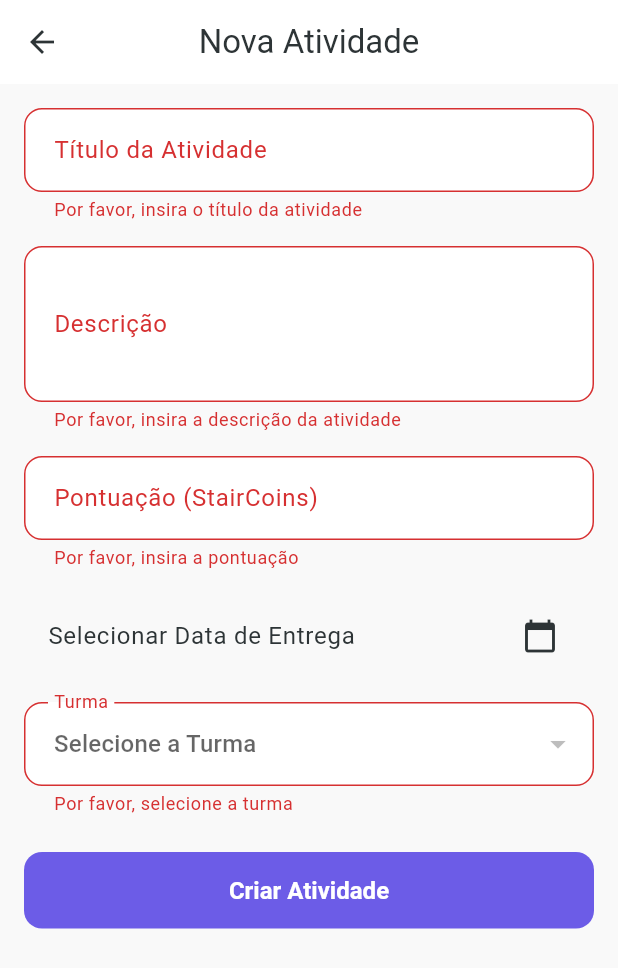
After one commit to RonaldoChiavegatti/staircoins, a Flutter app: the NovaAtividadeScreen screen opened directly, after a tap on "Criar Atividade", on a phone screen of 412 x 824 dp. The commit adds this screen. Shown: the top 968 px of the screen. Run offline on Flutter 3.47's test engine with Material 3 defaults, Android fonts, the phone set to English and light mode, and no system bars; our stand-ins replace share_plus, shared_preferences; accounts and stored records are empty; Roboto replaces fonts that are missing (Poppins).

Commit message:
Implementação da tela de criação de atividades

```diff
--- /dev/null
+++ b/lib/screens/professor/atividade/nova_atividade_screen.dart
@@ -0,0 +1,203 @@
+import 'package:flutter/material.dart';
+import 'package:provider/provider.dart';
+import 'package:staircoins/models/turma.dart';
+import 'package:staircoins/providers/atividade_provider.dart';
+import 'package:staircoins/providers/turma_provider.dart';
+import 'package:staircoins/theme/app_theme.dart';
+import 'package:intl/intl.dart';
+
+class NovaAtividadeScreen extends StatefulWidget {
+  const NovaAtividadeScreen({super.key});
+
+  @override
+  State<NovaAtividadeScreen> createState() => _NovaAtividadeScreenState();
+}
+
+class _NovaAtividadeScreenState extends State<NovaAtividadeScreen> {
+  final _formKey = GlobalKey<FormState>();
+  final _tituloController = TextEditingController();
+  final _descricaoController = TextEditingController();
+  final _pontuacaoController = TextEditingController();
+  DateTime? _dataEntregaSelecionada;
+  Turma? _turmaSelecionada;
+
+  Future<void> _selecionarDataEntrega(BuildContext context) async {
+    final picked = await showDatePicker(
+      context: context,
+      initialDate: DateTime.now(),
+      firstDate: DateTime.now(),
+      lastDate: DateTime(2025),
+    );
+    if (picked != null && picked != _dataEntregaSelecionada) {
+      setState(() {
+        _dataEntregaSelecionada = picked;
+      });
+    }
+  }
+
+  void _submitForm() async {
+    if (_formKey.currentState!.validate()) {
+      _formKey.currentState!.save();
+
+      if (_turmaSelecionada == null) {
+        ScaffoldMessenger.of(context).showSnackBar(
+          const SnackBar(content: Text('Selecione uma turma para a atividade')),
+        );
+        return;
+      }
+
+      try {
+        await Provider.of<AtividadeProvider>(context, listen: false).criarAtividade(
+          titulo: _tituloController.text,
+          descricao: _descricaoController.text,
+          dataEntrega: _dataEntregaSelecionada!,
+          pontuacao: int.parse(_pontuacaoController.text),
+          turmaId: _turmaSelecionada!.id,
+        );
+        ScaffoldMessenger.of(context).showSnackBar(
+          const SnackBar(content: Text('Atividade criada com sucesso!')),
+        );
+        Navigator.of(context).pop();
+      } catch (e) {
+        ScaffoldMessenger.of(context).showSnackBar(
+          SnackBar(content: Text('Erro ao criar atividade: $e')),
+        );
+      }
+    }
+  }
+
+  @override
+  void dispose() {
+    _tituloController.dispose();
+    _descricaoController.dispose();
+    _pontuacaoController.dispose();
+    super.dispose();
+  }
+
+  @override
+  Widget build(BuildContext context) {
+    final turmaProvider = Provider.of<TurmaProvider>(context);
+    final minhasTurmas = turmaProvider.getMinhasTurmas();
+
+    return Scaffold(
+      appBar: AppBar(
+        title: const Text('Nova Atividade'),
+      ),
+      body: Padding(
+        padding: const EdgeInsets.all(16.0),
+        child: Form(
+          key: _formKey,
+          child: ListView(
+            children: [
+              TextFormField(
+                controller: _tituloController,
+                decoration: InputDecoration(
+                  labelText: 'Título da Atividade',
+                  border: OutlineInputBorder(
+                    borderRadius: BorderRadius.circular(12),
+                  ),
+                ),
+                validator: (value) {
+                  if (value == null || value.isEmpty) {
+                    return 'Por favor, insira o título da atividade';
+                  }
+                  return null;
+                },
+              ),
+              const SizedBox(height: 16),
+              TextFormField(
+                controller: _descricaoController,
+                decoration: InputDecoration(
+                  labelText: 'Descrição',
+                  border: OutlineInputBorder(
+                    borderRadius: BorderRadius.circular(12),
+                  ),
+                ),
+                maxLines: 3,
+                validator: (value) {
+                  if (value == null || value.isEmpty) {
+                    return 'Por favor, insira a descrição da atividade';
+                  }
+                  return null;
+                },
+              ),
+              const SizedBox(height: 16),
+              TextFormField(
+                controller: _pontuacaoController,
+                decoration: InputDecoration(
+                  labelText: 'Pontuação (StairCoins)',
+                  border: OutlineInputBorder(
+                    borderRadius: BorderRadius.circular(12),
+                  ),
+                ),
+                keyboardType: TextInputType.number,
+                validator: (value) {
+                  if (value == null || value.isEmpty) {
+                    return 'Por favor, insira a pontuação';
+                  }
+                  if (int.tryParse(value) == null || int.parse(value) <= 0) {
+                    return 'Por favor, insira um número válido maior que 0';
+                  }
+                  return null;
+                },
+              ),
+              const SizedBox(height: 16),
+              ListTile(
+                title: Text(
+                  _dataEntregaSelecionada == null
+                      ? 'Selecionar Data de Entrega'
+                      : 'Data de Entrega: ${DateFormat('dd/MM/yyyy').format(_dataEntregaSelecionada!)}',
+                ),
+                trailing: const Icon(Icons.calendar_today),
+                onTap: () => _selecionarDataEntrega(context),
+              ),
+              const SizedBox(height: 16),
+              DropdownButtonFormField<Turma>(
+                decoration: InputDecoration(
+                  labelText: 'Turma',
+                  border: OutlineInputBorder(
+                    borderRadius: BorderRadius.circular(12),
+                  ),
+                ),
+                value: _turmaSelecionada,
+                hint: const Text('Selecione a Turma'),
+                items: minhasTurmas.map((turma) {
+                  return DropdownMenuItem<Turma>(
+                    value: turma,
+                    child: Text(turma.nome),
+                  );
+                }).toList(),
+                onChanged: (turma) {
+                  setState(() {
+                    _turmaSelecionada = turma;
+                  });
+                },
+                validator: (value) {
+                  if (value == null) {
+                    return 'Por favor, selecione a turma';
+                  }
+                  return null;
+                },
+              ),
+              const SizedBox(height: 24),
+              ElevatedButton(
+                onPressed: _submitForm,
+                style: ElevatedButton.styleFrom(
+                  padding: const EdgeInsets.symmetric(vertical: 16),
+                  backgroundColor: AppTheme.primaryColor,
+                  shape: RoundedRectangleBorder(
+                    borderRadius: BorderRadius.circular(12),
+                  ),
+                ),
+                child: const Text(
+                  'Criar Atividade',
+                  style: TextStyle(fontSize: 16),
+                ),
+              ),
+            ],
+          ),
+        ),
+      ),
+    );
+  }
+}
--- a/lib/screens/professor/professor_configuracoes_screen.dart
+++ b/lib/screens/professor/professor_configuracoes_screen.dart
@@ -4,7 +4,7 @@ import 'package:staircoins/providers/auth_provider.dart';
 import 'package:staircoins/theme/app_theme.dart';
 
 class ProfessorConfiguracoesScreen extends StatefulWidget {
-  const ProfessorConfiguracoesScreen({Key? key}) : super(key: key);
+  const ProfessorConfiguracoesScreen({super.key});
 
   @override
   _ProfessorConfiguracoesScreenState createState() => _ProfessorConfiguracoesScreenState();
--- a/lib/screens/professor/professor_home_screen.dart
+++ b/lib/screens/professor/professor_home_screen.dart
@@ -8,6 +8,7 @@ import 'package:staircoins/screens/professor/professor_produtos_screen.dart';
 import 'package:staircoins/screens/professor/cadastro_produto_screen.dart';
 import 'package:staircoins/screens/professor/professor_turmas_screen.dart';
 import 'package:staircoins/screens/professor/turma/nova_turma_screen.dart';
+import 'package:staircoins/screens/professor/atividade/nova_atividade_screen.dart';
 import 'package:staircoins/theme/app_theme.dart';
 import 'package:staircoins/widgets/app_drawer.dart';
 import 'package:staircoins/widgets/stat_card.dart';
@@ -83,7 +84,11 @@ class _ProfessorHomeScreenState extends State<ProfessorHomeScreen> {
               );
               break;
             case 2: // Atividades
-              // TODO: Implementar criação de atividade
+              Navigator.of(context).push(
+                MaterialPageRoute(
+                  builder: (_) => const NovaAtividadeScreen(),
+                ),
+              );
               break;
             case 3: // Produtos
               Navigator.of(context).push(
@@ -187,6 +192,7 @@ class ProfessorDashboardScreen extends StatelessWidget {
                 onPressed: () {
                   (context.findAncestorStateOfType<_ProfessorHomeScreenState>()
                           as _ProfessorHomeScreenState)
+                      // ignore: invalid_use_of_protected_member
                       .setState(() {
                     (context.findAncestorStateOfType<_ProfessorHomeScreenState>()
                             as _ProfessorHomeScreenState)
@@ -257,6 +263,7 @@ class ProfessorDashboardScreen extends StatelessWidget {
                 onPressed: () {
                   (context.findAncestorStateOfType<_ProfessorHomeScreenState>()
                           as _ProfessorHomeScreenState)
+                      // ignore: invalid_use_of_protected_member
                       .setState(() {
                     (context.findAncestorStateOfType<_ProfessorHomeScreenState>()
                             as _ProfessorHomeScreenState)
--- a/pubspec.yaml
+++ b/pubspec.yaml
@@ -35,6 +35,7 @@ dependencies:
   shared_preferences: ^2.2.2
   uuid: ^4.2.2
   share_plus: ^7.2.1
+  intl: ^0.20.2
 
 
   # The following adds the Cupertino Icons font to your application.
```
Also changed, not shown: pubspec.lock.
